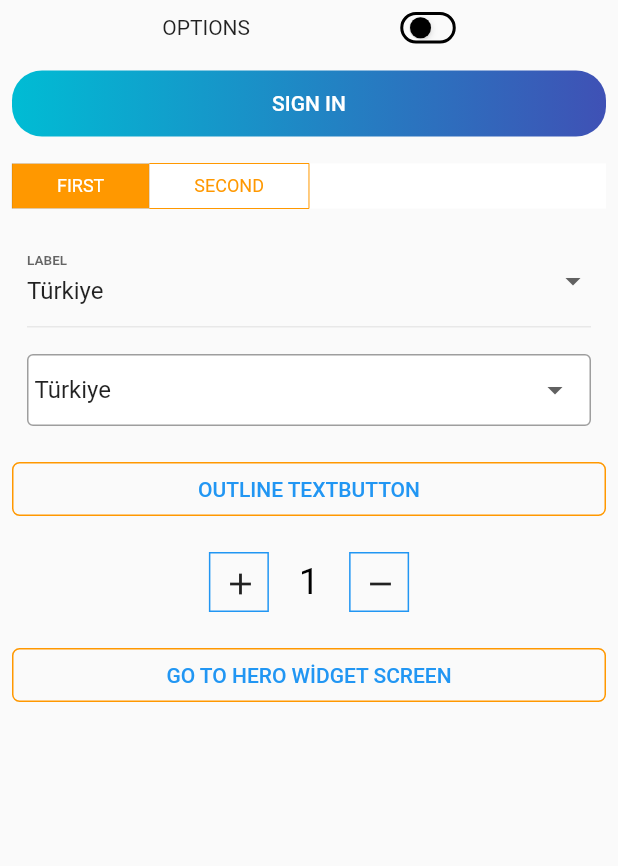
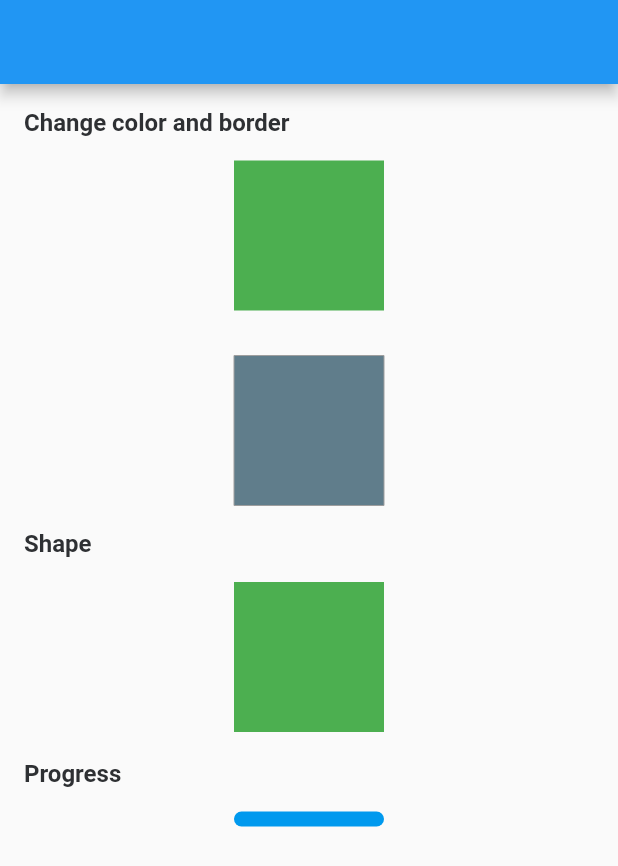
Before and after one commit to abdullah017/flutter-custom-widgets, a Flutter app: the screen it shows after launch, on a phone screen of 412 x 824 dp. Shown: the top 866 px of the screen. Run offline on Flutter 3.47's test engine with Material 2 defaults, Android fonts, the phone set to English and light mode, and no system bars; our stand-ins replace nb_utils.

Commit message:
Custom animated container added

```diff
--- a/lib/main.dart
+++ b/lib/main.dart
@@ -3,6 +3,7 @@ import 'package:reusable_widgets/widgets/buttons/cupertino_switch_button.dart';
 import 'package:reusable_widgets/widgets/buttons/custom_outline_textbutton.dart';
 import 'package:reusable_widgets/widgets/count_picker.dart';
 
+import 'widgets/animation/animation_container_widget.dart';
 import 'widgets/animation/animation_hero_widget.dart';
 import 'widgets/buttons/custom_gradient_elevatedbutton.dart';
 import 'widgets/buttons/custom_toggle_button.dart';
@@ -21,7 +22,7 @@ class MyApp extends StatelessWidget {
       theme: ThemeData(
         primarySwatch: Colors.blue,
       ),
-      home: const MyReusableWidgetView(),
+      home: const AnimatedContainerWidget(),
     );
   }
 }
--- /dev/null
+++ b/lib/widgets/animation/animation_container_widget.dart
@@ -0,0 +1,168 @@
+// ignore_for_file: library_private_types_in_public_api
+
+import 'package:flutter/material.dart';
+import 'package:nb_utils/nb_utils.dart';
+
+
+class AnimatedContainerWidget extends StatelessWidget {
+  const AnimatedContainerWidget({super.key});
+
+
+  @override
+  Widget build(BuildContext context) {
+    return Scaffold(
+      backgroundColor: context.scaffoldBackgroundColor,
+      appBar: AppBar(),
+      body: const SingleChildScrollView(
+        child: Padding(
+          padding: EdgeInsets.all(16.0),
+          child: AnimatedContainerDemo(),
+        ),
+      ),
+    );
+  }
+}
+
+class AnimatedContainerDemo extends StatefulWidget {
+  const AnimatedContainerDemo({super.key});
+
+  @override
+  _AnimatedContainerDemoState createState() => _AnimatedContainerDemoState();
+}
+
+class _AnimatedContainerDemoState extends State<AnimatedContainerDemo>
+    with TickerProviderStateMixin {
+  late AnimationController _controller;
+  bool selected = false;
+  bool mShapeSelected = false;
+  bool mProgressSelected = false;
+  bool mBorder = false;
+  var mValue = 0.0;
+
+  @override
+  void initState() {
+    super.initState();
+    init();
+  }
+
+  var mColorPrimary = Colors.red;
+  final mDividerColor = Colors.green;
+
+  init() async {
+    _controller = AnimationController(
+      duration: const Duration(seconds: 2),
+      vsync: this,
+    )..repeat();
+
+    _controller.addListener(() {
+      setState(() {
+        mColorPrimary = mDividerColor; //change color
+        _controller.forward();
+      });
+    });
+  }
+
+  @override
+  void dispose() {
+    super.dispose();
+    _controller.dispose();
+  }
+
+  @override
+  Widget build(BuildContext context) {
+    return SingleChildScrollView(
+      child: Column(
+        crossAxisAlignment: CrossAxisAlignment.start,
+        children: [
+          Text(
+            "Change color and border",
+            style: boldTextStyle(),
+          ).paddingBottom(16),
+          AnimatedBuilder(
+              animation: _controller,
+              builder: (BuildContext context, Widget? child) {
+                return AnimatedContainer(
+                  color: mColorPrimary,
+                  duration: const Duration(seconds: 2),
+                  child: const SizedBox(
+                    width: 100,
+                    height: 100,
+                  ),
+                );
+              }).center(),
+          30.height,
+          GestureDetector(
+            onTap: () {
+              setState(() {
+                mBorder = !mBorder;
+              });
+            },
+            child: AnimatedContainer(
+              duration: const Duration(seconds: 2),
+              decoration: BoxDecoration(
+                color: Colors.blueGrey,
+                border: Border.all(
+                  color: Colors.grey,
+                  width: mBorder ? 6.0 : 0.0,
+                ),
+              ),
+              child: const SizedBox(
+                width: 100,
+                height: 100,
+              ),
+            ),
+          ).center(),
+          16.height,
+          Text(
+            "Shape",
+            style: boldTextStyle(),
+          ).paddingBottom(16),
+          GestureDetector(
+            onTap: () {
+              setState(() {
+                mShapeSelected = !mShapeSelected;
+              });
+            },
+            child: AnimatedContainer(
+              width: mShapeSelected ? 150.0 : 100.0,
+              height: mShapeSelected ? 150.0 : 100.0,
+              color: mShapeSelected ? Colors.blueGrey : Colors.green,
+              alignment: mShapeSelected
+                  ? Alignment.center
+                  : AlignmentDirectional.topCenter,
+              duration: const Duration(seconds: 2),
+              curve: Curves.fastOutSlowIn,
+              child: Container(),
+            ),
+          ).center(),
+          18.height,
+          Text(
+            "Progress",
+            style: boldTextStyle(),
+          ).paddingBottom(16),
+          GestureDetector(
+            onTap: () {
+              setState(() {
+                mProgressSelected = !mProgressSelected;
+              });
+            },
+            child: AnimatedContainer(
+              width:
+                  mProgressSelected ? MediaQuery.of(context).size.width : 100.0,
+              height: 10,
+              decoration: BoxDecoration(
+                color: const Color(0xFF0099EE),
+                borderRadius: BorderRadius.circular(8),
+              ),
+              alignment:
+                  mProgressSelected ? Alignment.topLeft : Alignment.topRight,
+              duration: const Duration(seconds: 3),
+              curve: Curves.fastOutSlowIn,
+              child: Container(),
+            ),
+          ).center(),
+        ],
+      ),
+    );
+  }
+}
```
